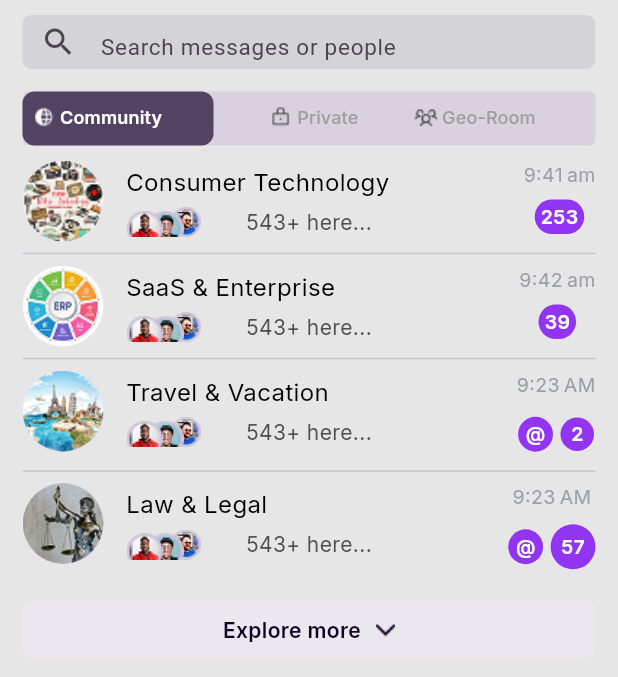
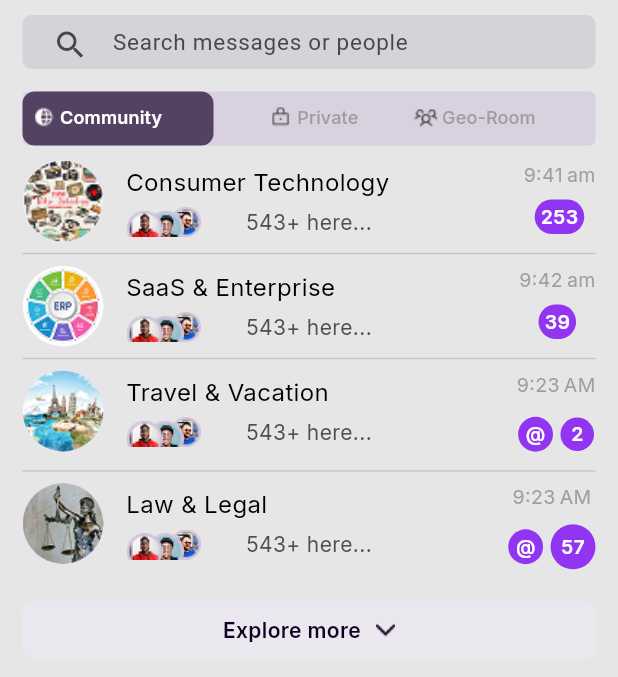
Before and after one commit to Indeshsingh/Mutual_space, a Flutter app: the screen it shows after launch, on a phone screen of 412 x 824 dp, the part 123-800 px from its top. Run offline on Flutter 3.47's test engine with Material 3 defaults, Android fonts, the phone set to English and light mode, and no system bars; our stand-ins replace google_fonts.

Commit message:
updated the_textfield

```diff
--- a/lib/screens/home/space_screen.dart
+++ b/lib/screens/home/space_screen.dart
@@ -46,6 +46,7 @@ class _SpaceScreenState extends State<SpaceScreen>
               ),
               const SizedBox(height: 10),
               Container(
+                padding: EdgeInsets.all(8.0),
                 height: 36,
                 width: MediaQuery.of(context).size.width,
                 decoration: BoxDecoration(
```
Also changed, not shown: lib/screens/space_tab/community_details_screen.dart (+7 -1 lines).
